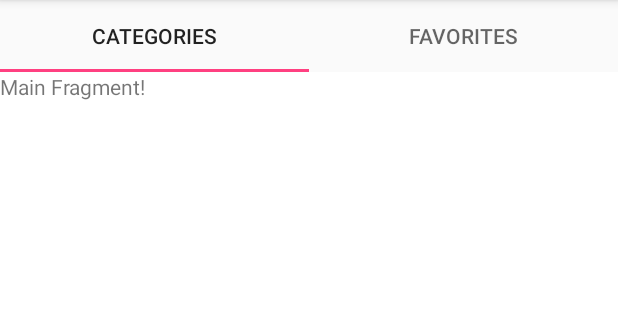
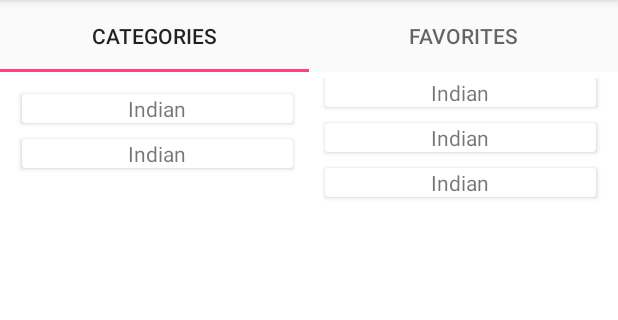
Before and after one commit to Chefster/android, an Android app: the MainFragment screen opened directly, with no data from a screen before it, on a phone screen of 412 x 824 dp, the part 84-404 px from its top. Run offline under Robolectric (Android 15) with nearby library versions, the light colour scheme and no system bars; our stand-ins replace ButterKnife, Firebase (no records; nobody signed in at launch, a user with empty details on screens opened directly); libraries missing offline, so code that uses them is left out: jp.wasabeef.recyclerview; pictures from the network do not load; 1 statement that could not run was skipped.

Commit message:
added code for main category fragment

```diff
--- a/app/build.gradle
+++ b/app/build.gradle
@@ -45,6 +45,7 @@ dependencies {
         transitive = true;
     }
     compile 'com.android.support:recyclerview-v7:25.0.0'
+    compile 'jp.wasabeef:recyclerview-animators:2.2.3'
     compile 'com.android.support:customtabs:25.0.0'
     compile 'com.android.support:percent:25.0.0'
     compile 'com.android.support:support-v4:25.0.0'
--- /dev/null
+++ b/app/src/main/java/com/codepath/chefster/adapters/CategoryAdapter.java
@@ -0,0 +1,52 @@
+package com.codepath.chefster.adapters;
+
+import android.content.Context;
+import android.support.v7.widget.RecyclerView;
+import android.view.LayoutInflater;
+import android.view.View;
+import android.view.ViewGroup;
+
+import com.bumptech.glide.Glide;
+import com.codepath.chefster.R;
+
+/**
+ * Created by PRAGYA on 11/12/2016.
+ */
+
+public class CategoryAdapter extends RecyclerView.Adapter<CategoryViewHolder> {
+
+    private Context context;
+
+    public CategoryAdapter(Context context) {
+        this.context = context;
+    }
+
+    public Context getContext() {
+        return context;
+    }
+
+
+    @Override
+    public CategoryViewHolder onCreateViewHolder(ViewGroup parent, int viewType) {
+        Context context = parent.getContext();
+        LayoutInflater layoutInflater = LayoutInflater.from(context);
+
+        View categoryView = layoutInflater.inflate(R.layout.category_item, parent, false);
+        //Return the a new Holder instance
+        CategoryViewHolder viewHolder = new CategoryViewHolder(categoryView);
+        return viewHolder;
+    }
+
+    @Override
+    public void onBindViewHolder(CategoryViewHolder holder, int position) {
+        //for now hardcoding as we dont have any data model for category
+
+        Glide.with(context).load("http://images.media-allrecipes.com/userphotos/720x405/233383.jpg").into(holder.ivCategory);
+        holder.tvCategoryName.setText("Indian");
+    }
+
+    @Override
+    public int getItemCount() {
+        return 5;
+    }
+}
--- /dev/null
+++ b/app/src/main/java/com/codepath/chefster/adapters/CategoryViewHolder.java
@@ -0,0 +1,27 @@
+package com.codepath.chefster.adapters;
+
+import android.support.v7.widget.RecyclerView;
+import android.view.View;
+import android.widget.TextView;
+
+import com.codepath.chefster.R;
+import com.codepath.chefster.utils.DynamicHeightImageView;
+
+import butterknife.BindView;
+import butterknife.ButterKnife;
+
+/**
+ * Created by PRAGYA on 11/12/2016.
+ */
+
+public class CategoryViewHolder extends RecyclerView.ViewHolder{
+
+    @BindView(R.id.ivCategoryImage)
+    DynamicHeightImageView ivCategory;
+    @BindView(R.id.tvCategoryName) TextView tvCategoryName;
+
+    public CategoryViewHolder(View itemView) {
+        super(itemView);
+        ButterKnife.bind(this, itemView);
+    }
+}
--- a/app/src/main/java/com/codepath/chefster/adapters/FavoritesListAdapter.java
+++ b/app/src/main/java/com/codepath/chefster/adapters/FavoritesListAdapter.java
@@ -46,7 +46,7 @@ public class FavoritesListAdapter extends RecyclerView.Adapter<FavoritesViewHold
         Recipe recipe = recipeList.get(position);
         holder.tvMealTitle.setText(recipe.getTitle());
         holder.tvMealSummary.setText(recipe.getDescription());
-        holder.tvCookingTime.setText(String.valueOf(recipe.getTotalDurationTime()) + " mins");
+        holder.tvCookingTime.setText(String.valueOf(recipe.getTotalDurationTime()) + "");
         holder.tvMealRating.setText(String.valueOf(recipe.getRating()));
         if (recipe.getThumbnails() != null && !recipe.getThumbnails().isEmpty()) {
             Glide.with(context).load(recipe.getThumbnails().get(0)).into(holder.ivMealImage);
--- a/app/src/main/java/com/codepath/chefster/fragments/MainFragment.java
+++ b/app/src/main/java/com/codepath/chefster/fragments/MainFragment.java
@@ -3,11 +3,19 @@ package com.codepath.chefster.fragments;
 import android.content.Context;
 import android.net.Uri;
 import android.os.Bundle;
+import android.support.v7.widget.RecyclerView;
+import android.support.v7.widget.StaggeredGridLayoutManager;
 import android.view.LayoutInflater;
 import android.view.View;
 import android.view.ViewGroup;
 
 import com.codepath.chefster.R;
+import com.codepath.chefster.adapters.CategoryAdapter;
+import com.codepath.chefster.utils.SpacesItemDecoration;
+
+import butterknife.BindView;
+import butterknife.ButterKnife;
+import jp.wasabeef.recyclerview.animators.SlideInUpAnimator;
 
 public class MainFragment extends BaseFragment {
     // TODO: Rename parameter arguments, choose names that match
@@ -52,11 +60,32 @@ public class MainFragment extends BaseFragment {
         }
     }
 
+    @BindView(R.id.rvCategoryGrid)
+    RecyclerView rvCategories;
+    private CategoryAdapter categoryAdapter;
+
     @Override
     public View onCreateView(LayoutInflater inflater, ViewGroup container,
                              Bundle savedInstanceState) {
         // Inflate the layout for this fragment
-        return inflater.inflate(R.layout.fragment_main, container, false);
+        final View view = inflater.inflate(R.layout.fragment_main, container, false);
+
+        ButterKnife.bind(this, view);
+        initializeRecyclerView();
+        return view;
+    }
+
+    private void initializeRecyclerView(){
+        StaggeredGridLayoutManager manager  = new StaggeredGridLayoutManager(2, StaggeredGridLayoutManager.VERTICAL);
+
+        rvCategories.setLayoutManager(manager);
+        rvCategories.setItemAnimator(new SlideInUpAnimator());
+        SpacesItemDecoration decoration = new SpacesItemDecoration(16);
+        rvCategories.addItemDecoration(decoration);
+        categoryAdapter = new CategoryAdapter(getActivity());
+        rvCategories.setAdapter(categoryAdapter);
+
+
     }
 
     // TODO: Rename method, update argument and hook method into UI event
--- /dev/null
+++ b/app/src/main/java/com/codepath/chefster/utils/DynamicHeightImageView.java
@@ -0,0 +1,46 @@
+package com.codepath.chefster.utils;
+
+import android.content.Context;
+import android.util.AttributeSet;
+import android.widget.ImageView;
+
+/**
+ * Created by PRAGYA on 10/20/2016.
+ * Class to create staggered grid view to display the news articles
+ */
+
+public class DynamicHeightImageView extends ImageView {
+
+    private double heightRatio;
+
+    public DynamicHeightImageView(Context context, AttributeSet attrs) {
+        super(context, attrs);
+    }
+
+    public DynamicHeightImageView(Context context) {
+        super(context);
+    }
+
+    public double getHeightRatio() {
+        return heightRatio;
+    }
+
+    public void setHeightRatio(double ratio) {
+        if (ratio != heightRatio) {
+            heightRatio = ratio;
+            requestLayout();
+        }
+    }
+
+    @Override
+    protected void onMeasure(int widthMeasureSpec, int heightMeasureSpec) {
+        if (heightRatio > 0.0) {
+            //set the image view size
+            int width =  MeasureSpec.getSize(widthMeasureSpec);
+            int height = (int) (width * heightRatio);
+            setMeasuredDimension(width, height);
+        } else {
+            super.onMeasure(widthMeasureSpec, heightMeasureSpec);
+        }
+    }
+}
--- /dev/null
+++ b/app/src/main/java/com/codepath/chefster/utils/SpacesItemDecoration.java
@@ -0,0 +1,27 @@
+package com.codepath.chefster.utils;
+
+import android.graphics.Rect;
+import android.support.v7.widget.RecyclerView;
+import android.view.View;
+
+/**
+ * Created by PRAGYA on 10/22/2016.
+ */
+
+public class SpacesItemDecoration extends RecyclerView.ItemDecoration {
+
+    private final int mSpace;
+    public SpacesItemDecoration(int space) {
+        this.mSpace = space;
+    }
+
+    @Override
+    public void getItemOffsets(Rect outRect, View view, RecyclerView parent, RecyclerView.State state) {
+        outRect.left = mSpace;
+        outRect.right = mSpace;
+        outRect.bottom = mSpace;
+        // Add top margin only for the first item to avoid double space between items
+        if (parent.getChildAdapterPosition(view) == 0)
+            outRect.top = mSpace;
+    }
+}
--- /dev/null
+++ b/app/src/main/res/layout/category_item.xml
@@ -0,0 +1,25 @@
+<android.support.v7.widget.CardView xmlns:android="http://schemas.android.com/apk/res/android"
+    xmlns:tools="http://schemas.android.com/tools"
+    android:layout_width="match_parent"
+    android:layout_height="wrap_content">
+
+    <RelativeLayout
+        android:layout_width="match_parent"
+        android:layout_height="wrap_content">
+
+        <com.codepath.chefster.utils.DynamicHeightImageView
+            android:id="@+id/ivCategoryImage"
+            android:layout_width="wrap_content"
+            android:layout_height="wrap_content"
+            android:adjustViewBounds="true"
+            android:scaleType="centerCrop"
+            tools:src="@mipmap/ic_launcher" />
+        <TextView
+            android:id="@+id/tvCategoryName"
+            android:layout_width="wrap_content"
+            android:layout_height="wrap_content"
+            android:layout_centerInParent="true"
+            tools:text="Indian"
+            android:background="#99ffffff"/>
+    </RelativeLayout>
+</android.support.v7.widget.CardView>
--- a/app/src/main/res/layout/fragment_main.xml
+++ b/app/src/main/res/layout/fragment_main.xml
@@ -1,13 +1,12 @@
-<FrameLayout xmlns:android="http://schemas.android.com/apk/res/android"
+<RelativeLayout xmlns:android="http://schemas.android.com/apk/res/android"
     xmlns:tools="http://schemas.android.com/tools"
     android:layout_width="match_parent"
-    android:layout_height="match_parent"
+    android:layout_height="wrap_content"
     tools:context="com.codepath.chefster.fragments.MainFragment">
 
-    <!-- TODO: Update blank fragment layout -->
-    <TextView
-        android:layout_width="match_parent"
-        android:layout_height="match_parent"
-        android:text="Main Fragment!" />
-
-</FrameLayout>
+   <android.support.v7.widget.RecyclerView
+       android:layout_width="match_parent"
+       android:layout_height="match_parent"
+       android:layout_margin="4dp"
+       android:id="@+id/rvCategoryGrid"/>
+</RelativeLayout>
```
